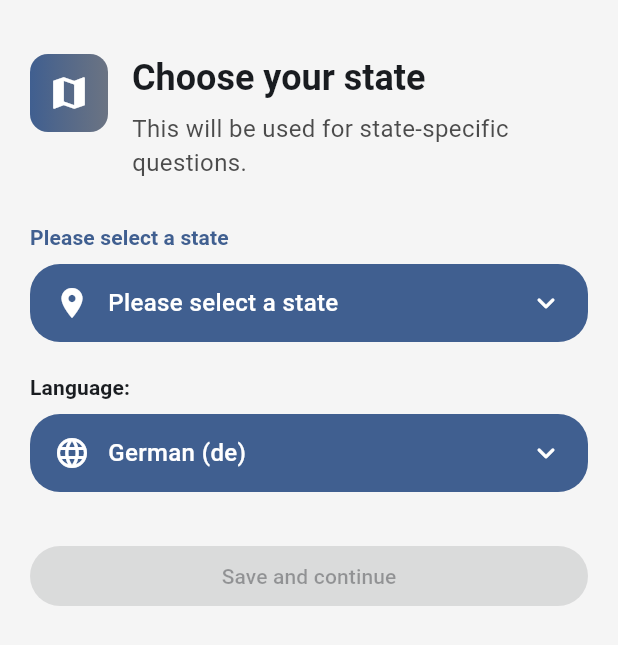
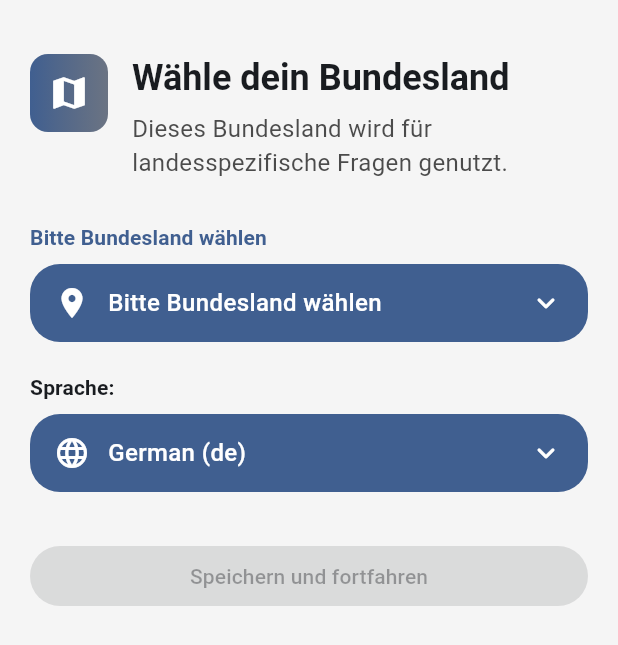
Before and after one commit to GerritSchoo/citizenship_app, a Flutter app: the screen it shows after launch, on a phone screen of 412 x 824 dp. Shown: the top 645 px of the screen. Run offline on Flutter 3.47's test engine with Material 3 defaults, Android fonts, the phone set to English and light mode, and no system bars; our stand-ins replace flutter_localized_locales, in_app_purchase, shared_preferences, sqflite, sqflite_common_ffi, sqflite_common_ffi_web; accounts and stored records are empty.

Commit message:
fix swipe quiz

```diff
--- a/lib/src/screens/initial_setup_screen.dart
+++ b/lib/src/screens/initial_setup_screen.dart
@@ -3,7 +3,6 @@ import '../theme/app_theme.dart';
 import '../core/prefs.dart';
 import '../data/states.dart';
 import 'home_screen.dart';
-import '../../l10n/app_localizations.dart';
 import '../../app.dart';
 import 'package:flutter_localized_locales/flutter_localized_locales.dart';
 
@@ -57,7 +56,6 @@ class _InitialSetupScreenState extends State<InitialSetupScreen> with SingleTick
   @override
   Widget build(BuildContext context) {
     final theme = Theme.of(context);
-    final l10n = AppLocalizations.of(context);
     return Scaffold(
       body: SafeArea(
         child: LayoutBuilder(
@@ -95,12 +93,12 @@ class _InitialSetupScreenState extends State<InitialSetupScreen> with SingleTick
                                 crossAxisAlignment: CrossAxisAlignment.start,
                                 children: [
                                   Text(
-                                    l10n.setup_choose_state_title,
+                                    'Wähle dein Bundesland',
                                     style: theme.textTheme.headlineSmall?.copyWith(fontWeight: FontWeight.w700),
                                   ),
                                   const SizedBox(height: 6),
                                   Text(
-                                    l10n.setup_choose_state_subtitle,
+                                    'Dieses Bundesland wird für landesspezifische Fragen genutzt.',
                                     style: theme.textTheme.bodyMedium?.copyWith(
                                       color: theme.textTheme.bodyMedium?.color?.withValues(alpha: 0.8),
                                     ),
@@ -113,7 +111,7 @@ class _InitialSetupScreenState extends State<InitialSetupScreen> with SingleTick
                       ),
                       const SizedBox(height: 28),
                       Text(
-                        l10n.setup_state_hint,
+                        'Bitte Bundesland wählen',
                         style: theme.textTheme.titleSmall?.copyWith(
                           fontWeight: FontWeight.w600,
                           color: theme.colorScheme.primary,
@@ -123,7 +121,7 @@ class _InitialSetupScreenState extends State<InitialSetupScreen> with SingleTick
                       _SetupSelector(
                         icon: Icons.location_on,
                         value: _selectedCode,
-                        labelBuilder: (context) => l10n.setup_state_hint,
+                        labelBuilder: (context) => 'Bitte Bundesland wählen',
                         items: states
                             .map((m) => _SelectorItem(
                                   value: m['code'] as String,
@@ -135,7 +133,7 @@ class _InitialSetupScreenState extends State<InitialSetupScreen> with SingleTick
                       ),
                       const SizedBox(height: 20),
                       Text(
-                        l10n.setup_language_label,
+                        'Sprache:',
                         style: theme.textTheme.titleSmall?.copyWith(
                           fontWeight: FontWeight.w600,
                         ),
@@ -144,10 +142,9 @@ class _InitialSetupScreenState extends State<InitialSetupScreen> with SingleTick
                       _SetupSelector(
                         icon: Icons.language,
                         value: _locale,
-                        labelBuilder: (context) => l10n.setup_language_label,
-                        items: AppLocalizations.supportedLocales
-                            .map((loc) {
-                              final code = loc.languageCode;
+                        labelBuilder: (context) => 'Sprache:',
+                        items: ['de', 'en']
+                            .map((code) {
                               final name = LocaleNames.of(context)?.nameOf(code) ?? code;
                               return _SelectorItem(value: code, label: '$name ($code)');
                             })
@@ -166,7 +163,7 @@ class _InitialSetupScreenState extends State<InitialSetupScreen> with SingleTick
                                   height: 18,
                                   child: CircularProgressIndicator(strokeWidth: 2, color: Colors.white),
                                 )
-                              : Text(l10n.setup_save_continue),
+                              : const Text('Speichern und fortfahren'),
                         ),
                       ),
                       const SizedBox(height: 12),
@@ -208,9 +205,9 @@ class _SetupSelector extends StatelessWidget {
   @override
   Widget build(BuildContext context) {
     final theme = Theme.of(context);
-    final label = value == null
-        ? labelBuilder(context)
-        : items.firstWhere((e) => e.value == value, orElse: () => items.first).label;
+    final label = (value == null || items.isEmpty)
+      ? labelBuilder(context)
+      : items.firstWhere((e) => e.value == value, orElse: () => items.first).label;
 
     return InkWell(
       borderRadius: BorderRadius.circular(AppTheme.radiusMedium),
--- a/lib/src/screens/swipe_quiz_screen.dart
+++ b/lib/src/screens/swipe_quiz_screen.dart
@@ -189,6 +189,7 @@ class _SwipeQuizScreenState extends State<SwipeQuizScreen> {
                                   // Top interactive card
                                   Positioned.fill(
                                     child: _SwipeCard(
+                                      key: _cardKey,
                                       item: current!,
                                       width: width,
                                       showTranslation: _showTranslation && locale.languageCode != 'de',
@@ -394,7 +395,7 @@ class _SwipeCard extends StatefulWidget {
   final double width;
   final bool showTranslation;
   final void Function(bool guessIsMatch, int timeMs) onDecision;
-  const _SwipeCard({required this.item, required this.width, required this.showTranslation, required this.onDecision});
+  const _SwipeCard({super.key, required this.item, required this.width, required this.showTranslation, required this.onDecision});
 
   @override
   State<_SwipeCard> createState() => _SwipeCardState();
```
